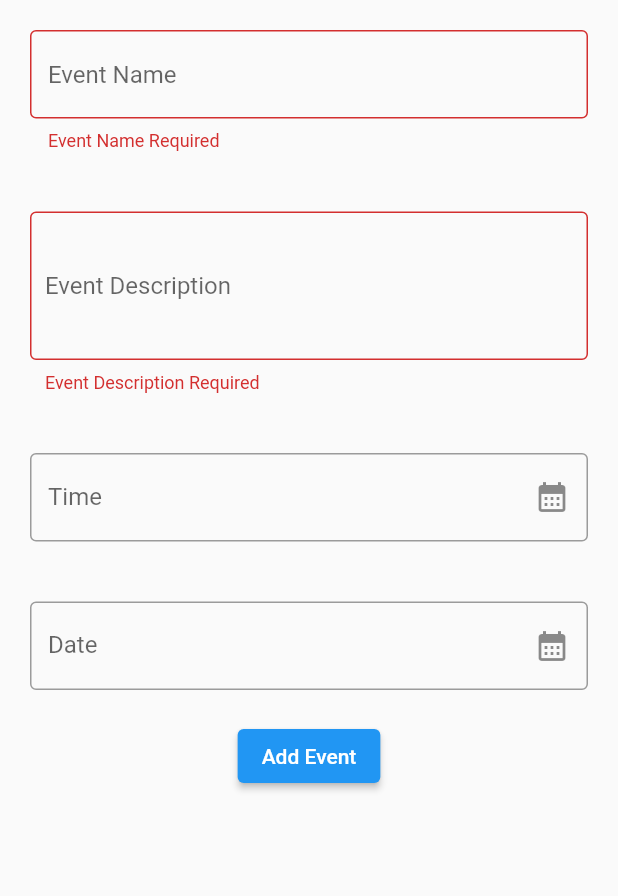
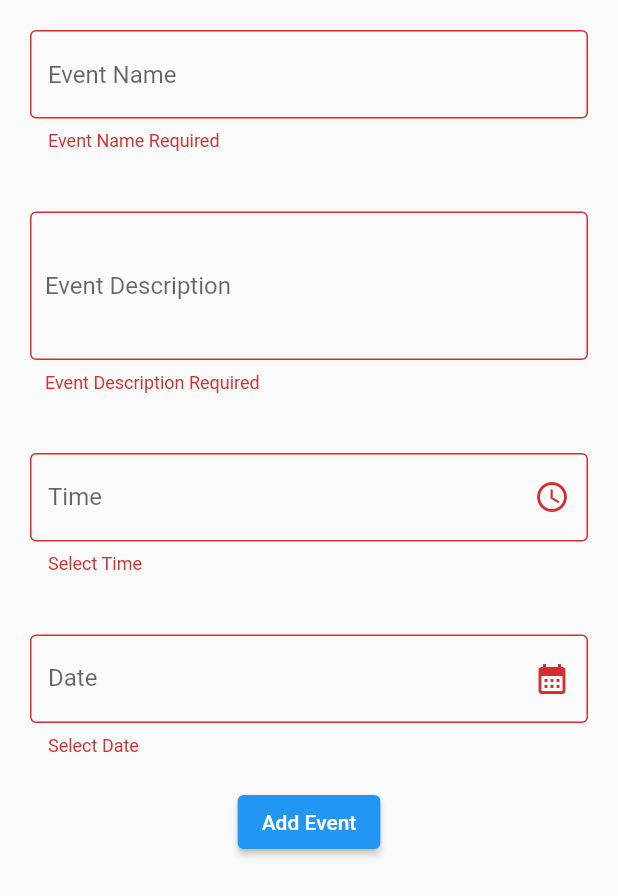
Before and after one commit to instaboy007/EventifyApp, a Flutter app: the AddEvent widget shown alone on an empty page, opened directly, after a tap on "Add Event", on a phone screen of 412 x 824 dp. Shown: the top 896 px of the screen. Run offline on Flutter 3.47's test engine with Material 2 defaults, Android fonts, the phone set to English and light mode, and no system bars.

Commit message:
Add event updated

```diff
--- a/lib/main.dart
+++ b/lib/main.dart
@@ -1,9 +1,23 @@
 import 'package:flutter/material.dart';
 
 void main(){
-  runApp(const MaterialApp(
+  runApp(const MyApp());
+}
+
+class MyApp extends StatefulWidget {
+  const MyApp({Key? key}) : super(key: key);
+
+  @override
+  State<MyApp> createState() => _MyAppState();
+}
+
+class _MyAppState extends State<MyApp> {
+  @override
+  Widget build(BuildContext context) {
+    return const MaterialApp(
         home : BaseLayout()
-  ));
+    );
+  }
 }
 
 class BaseLayout extends StatefulWidget {
@@ -77,8 +91,8 @@ class AddEvent extends StatefulWidget {
 
 class _AddEventState extends State<AddEvent> {
   final _formKey = GlobalKey<FormState>();
-  var _time=TextEditingController();
-  var _date=TextEditingController();
+  final _time=TextEditingController();
+  final _date=TextEditingController();
   TimeOfDay selectedTime = TimeOfDay.now();
   DateTime selectedDate=DateTime.now();
   @override
@@ -131,13 +145,12 @@ class _AddEventState extends State<AddEvent> {
                   hintText:"Time",
                   labelText: "Time",
                   suffixIcon: IconButton(
-                      icon: const Icon(Icons.calendar_month),
+                      icon: const Icon(Icons.access_time),
                       onPressed: () {
                         setState(() {
                           _selectTime(context);
                         });
                       },
-                    ),
                     ),
                 ),
                 validator: (value) {
@@ -146,6 +159,8 @@ class _AddEventState extends State<AddEvent> {
                   }
                   return null;
                 },
+              ),
+
             ),
           Container(
             margin: const EdgeInsets.all(20),
@@ -163,13 +178,13 @@ class _AddEventState extends State<AddEvent> {
                   },
                 ),
               ),
-            ),
               validator: (value) {
                 if (value == null || value.isEmpty) {
                   return 'Select Date';
                 }
                 return null;
               },
+            ),
           ),
           ElevatedButton(
             onPressed: () {
@@ -202,6 +217,11 @@ class _AddEventState extends State<AddEvent> {
         _time.text="${selectedTime.hour}:${selectedTime.minute} ";
       });
     }
+    else if(timeOfDay==selectedTime){
+      setState((){
+        _time.text="${selectedTime.hour}:${selectedTime.minute} ";
+      });
+    }
   }
 
   _selectDate(BuildContext context) async {
@@ -214,6 +234,11 @@ class _AddEventState extends State<AddEvent> {
     if(dateOfDay != null && dateOfDay != selectedDate){
       setState((){
         selectedDate=dateOfDay;
+        _date.text="${selectedDate.day}/${selectedDate.month}/${selectedDate.year}";
+      });
+    }
+    else if(dateOfDay==selectedDate){
+      setState((){
         _date.text="${selectedDate.day}/${selectedDate.month}/${selectedDate.year}";
       });
     }
```
Lines whose indentation alone changed are shown as unchanged.
